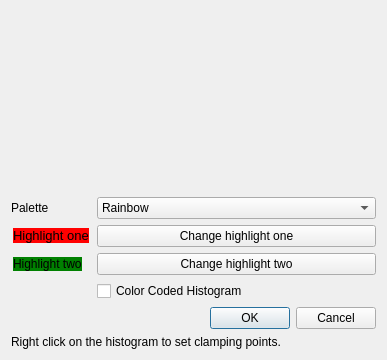
First picture: the form in EditColorMap.ui, repository danlipsa/foamvis, before the edit.
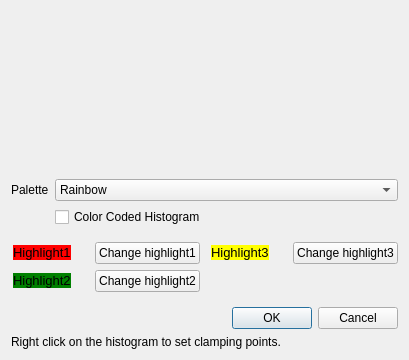
Second picture: the form after the edit. Custom widgets are drawn as their Qt base class.

Diff of the .ui file:
```diff
--- a/EditColorMap.ui
+++ b/EditColorMap.ui
@@ -6,20 +6,23 @@
    <rect>
     <x>0</x>
     <y>0</y>
-    <width>387</width>
+    <width>409</width>
     <height>360</height>
    </rect>
   </property>
   <property name="windowTitle">
    <string>Edit Color Map</string>
   </property>
-  <layout class="QVBoxLayout" name="verticalLayout" stretch="1,0,0,0">
+  <layout class="QVBoxLayout" name="verticalLayout" stretch="1,0,0,0,0">
    <item>
     <widget class="TransferFunctionHistogram" name="widgetHistogram" native="true"/>
    </item>
    <item>
     <widget class="QWidget" name="widget_2" native="true">
      <layout class="QFormLayout" name="formLayout">
+      <property name="fieldGrowthPolicy">
+       <enum>QFormLayout::AllNonFixedFieldsGrow</enum>
+      </property>
       <property name="margin">
        <number>0</number>
       </property>
@@ -75,13 +78,31 @@
        </widget>
       </item>
       <item row="1" column="1">
-       <widget class="QPushButton" name="pushButtonHighlightOne">
+       <widget class="QCheckBox" name="checkBoxColorCodedHistogram">
         <property name="text">
-         <string>Change highlight one</string>
+         <string>Color Coded Histogram</string>
         </property>
        </widget>
       </item>
-      <item row="1" column="0">
+     </layout>
+    </widget>
+   </item>
+   <item>
+    <widget class="QWidget" name="widget" native="true">
+     <layout class="QGridLayout" name="gridLayout">
+      <property name="leftMargin">
+       <number>0</number>
+      </property>
+      <property name="topMargin">
+       <number>9</number>
+      </property>
+      <property name="rightMargin">
+       <number>0</number>
+      </property>
+      <property name="horizontalSpacing">
+       <number>9</number>
+      </property>
+      <item row="0" column="0">
        <widget class="QLabel" name="labelHighlight0">
         <property name="text">
          <string>&lt;!DOCTYPE HTML PUBLIC &quot;-//W3C//DTD HTML 4.0//EN&quot; &quot;http://www.w3.org/TR/REC-html40/strict.dtd&quot;&gt;
@@ -91,34 +112,65 @@
 &lt;table border=&quot;0&quot; style=&quot; margin-top:0px; margin-bottom:0px; margin-left:0px; margin-right:0px;&quot; cellspacing=&quot;2&quot; cellpadding=&quot;0&quot;&gt;
 &lt;tr&gt;
 &lt;td bgcolor=&quot;#ff0000&quot;&gt;
-&lt;p style=&quot; margin-top:0px; margin-bottom:0px; margin-left:0px; margin-right:0px; -qt-block-indent:0; text-indent:0px;&quot;&gt;&lt;span style=&quot; background-color:#ff0000;&quot;&gt;Highlight one&lt;/span&gt;&lt;/p&gt;&lt;/td&gt;&lt;/tr&gt;&lt;/table&gt;&lt;/body&gt;&lt;/html&gt;</string>
+&lt;p style=&quot; margin-top:0px; margin-bottom:0px; margin-left:0px; margin-right:0px; -qt-block-indent:0; text-indent:0px;&quot;&gt;&lt;span style=&quot; background-color:#ff0000;&quot;&gt;Highlight1&lt;/span&gt;&lt;/p&gt;&lt;/td&gt;&lt;/tr&gt;&lt;/table&gt;&lt;/body&gt;&lt;/html&gt;</string>
         </property>
         <property name="textFormat">
          <enum>Qt::RichText</enum>
         </property>
        </widget>
       </item>
-      <item row="2" column="0">
+      <item row="0" column="1">
+       <widget class="QPushButton" name="pushButtonHighlight0">
+        <property name="text">
+         <string>Change highlight1</string>
+        </property>
+       </widget>
+      </item>
+      <item row="0" column="2">
+       <widget class="QLabel" name="labelHighlight2">
+        <property name="text">
+         <string>&lt;!DOCTYPE HTML PUBLIC &quot;-//W3C//DTD HTML 4.0//EN&quot; &quot;http://www.w3.org/TR/REC-html40/strict.dtd&quot;&gt;
+&lt;html&gt;&lt;head&gt;&lt;meta name=&quot;qrichtext&quot; content=&quot;1&quot; /&gt;&lt;style type=&quot;text/css&quot;&gt;
+p, li { white-space: pre-wrap; }
+&lt;/style&gt;&lt;/head&gt;&lt;body style=&quot; font-family:'Sans'; font-size:10pt; font-weight:400; font-style:normal;&quot;&gt;
+&lt;table border=&quot;0&quot; style=&quot; margin-top:0px; margin-bottom:0px; margin-left:0px; margin-right:0px;&quot; cellspacing=&quot;2&quot; cellpadding=&quot;0&quot;&gt;
+&lt;tr&gt;
+&lt;td bgcolor=&quot;#ffff00&quot;&gt;
+&lt;p style=&quot; margin-top:0px; margin-bottom:0px; margin-left:0px; margin-right:0px; -qt-block-indent:0; text-indent:0px;&quot;&gt;&lt;span style=&quot; background-color:#ffff00;&quot;&gt;Highlight3&lt;/span&gt;&lt;/p&gt;&lt;/td&gt;&lt;/tr&gt;&lt;/table&gt;&lt;/body&gt;&lt;/html&gt;</string>
+        </property>
+        <property name="textFormat">
+         <enum>Qt::RichText</enum>
+        </property>
+       </widget>
+      </item>
+      <item row="0" column="3">
+       <widget class="QPushButton" name="pushButtonHighlight2">
+        <property name="text">
+         <string>Change highlight3</string>
+        </property>
+       </widget>
+      </item>
+      <item row="1" column="0">
        <widget class="QLabel" name="labelHighlight1">
         <property name="text">
-         <string>&lt;td bgcolor=green&gt;Highlight two&lt;/td&gt;</string>
+         <string>&lt;!DOCTYPE HTML PUBLIC &quot;-//W3C//DTD HTML 4.0//EN&quot; &quot;http://www.w3.org/TR/REC-html40/strict.dtd&quot;&gt;
+&lt;html&gt;&lt;head&gt;&lt;meta name=&quot;qrichtext&quot; content=&quot;1&quot; /&gt;&lt;style type=&quot;text/css&quot;&gt;
+p, li { white-space: pre-wrap; }
+&lt;/style&gt;&lt;/head&gt;&lt;body style=&quot; font-family:'Sans'; font-size:10pt; font-weight:400; font-style:normal;&quot;&gt;
+&lt;table border=&quot;0&quot; style=&quot; margin-top:0px; margin-bottom:0px; margin-left:0px; margin-right:0px;&quot; cellspacing=&quot;2&quot; cellpadding=&quot;0&quot;&gt;
+&lt;tr&gt;
+&lt;td bgcolor=&quot;#008000&quot;&gt;
+&lt;p style=&quot; margin-top:0px; margin-bottom:0px; margin-left:0px; margin-right:0px; -qt-block-indent:0; text-indent:0px;&quot;&gt;&lt;span style=&quot; background-color:#008000;&quot;&gt;Highlight2&lt;/span&gt;&lt;/p&gt;&lt;/td&gt;&lt;/tr&gt;&lt;/table&gt;&lt;/body&gt;&lt;/html&gt;</string>
         </property>
         <property name="textFormat">
          <enum>Qt::RichText</enum>
         </property>
        </widget>
       </item>
-      <item row="2" column="1">
-       <widget class="QPushButton" name="pushButtonHighlightTwo">
+      <item row="1" column="1">
+       <widget class="QPushButton" name="pushButtonHighlight1">
         <property name="text">
-         <string>Change highlight two</string>
-        </property>
-       </widget>
-      </item>
-      <item row="3" column="1">
-       <widget class="QCheckBox" name="checkBoxColorCodedHistogram">
-        <property name="text">
-         <string>Color Coded Histogram</string>
+         <string>Change highlight2</string>
         </property>
        </widget>
       </item>
```
Left out of the diff: 45 changed lines with no effect on the pictures.
